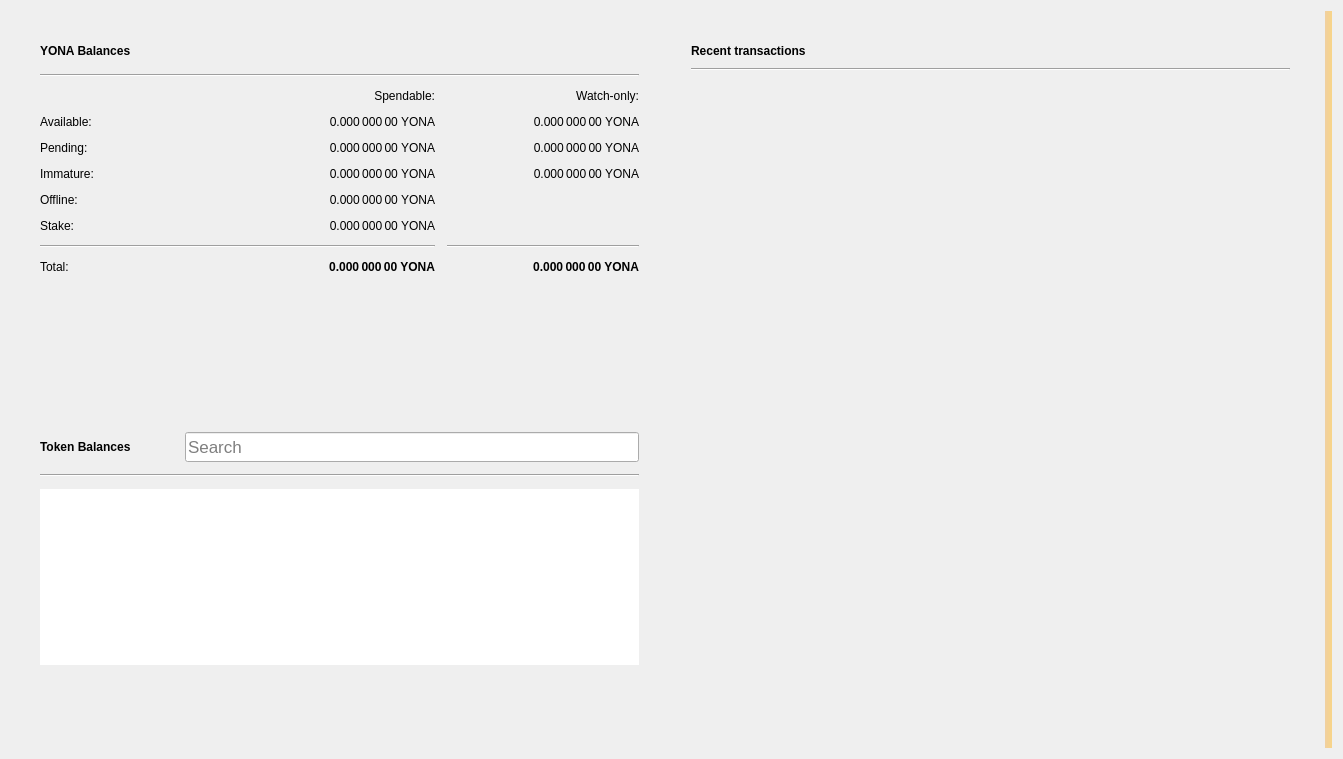
First picture: the form in src/qt/forms/overviewpage.ui, repository PaladeumBlockchain/Paladeum, before the edit.
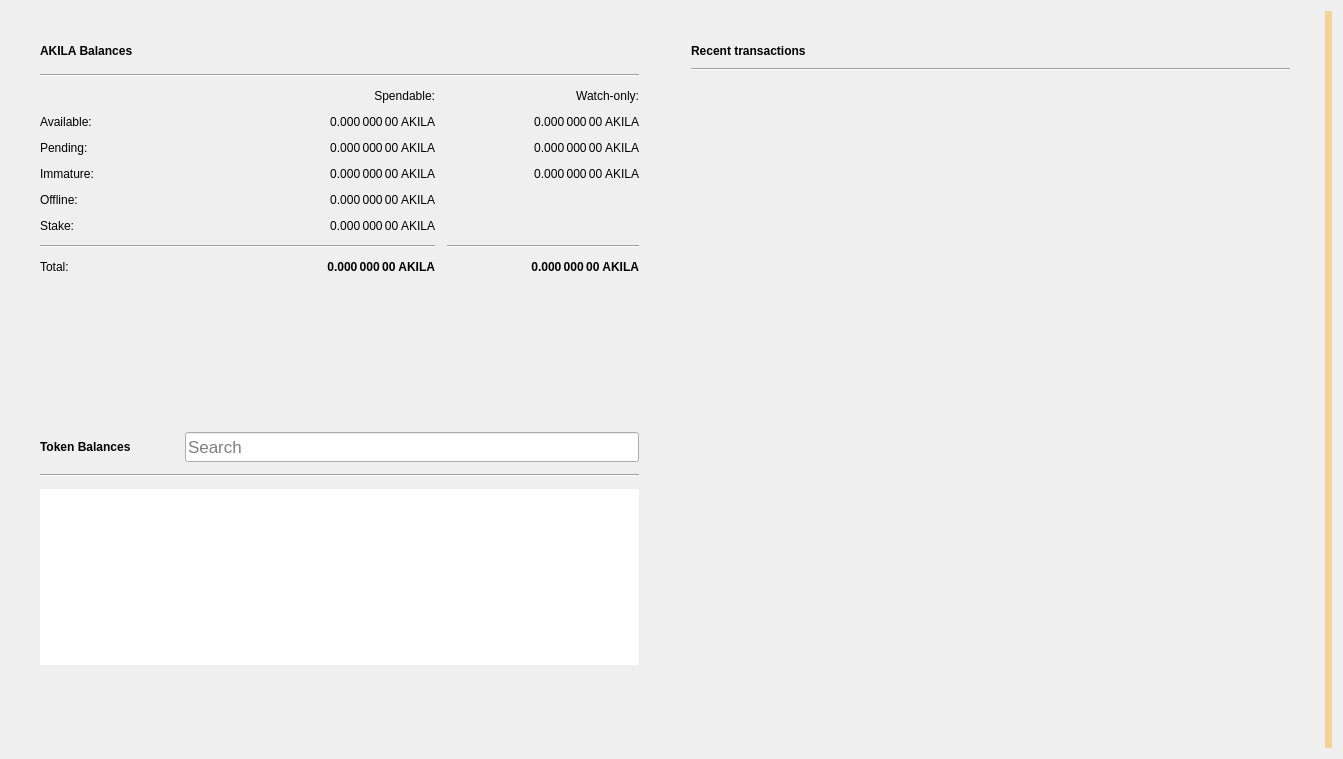
Second picture: the form after the edit. Icons and pictures are not drawn.

Commit message: Rename Yona -> Akila

```diff
--- a/src/qt/forms/overviewpage.ui
+++ b/src/qt/forms/overviewpage.ui
@@ -94,7 +94,7 @@
                  </font>
                 </property>
                 <property name="text">
-                 <string>YONA Balances</string>
+                 <string>AKILA Balances</string>
                 </property>
                </widget>
               </item>
@@ -173,7 +173,7 @@
                  <string>Total of transactions that have yet to be confirmed, and do not yet count toward the spendable balance</string>
                 </property>
                 <property name="text">
-                 <string notr="true">0.000 000 00 YONA</string>
+                 <string notr="true">0.000 000 00 AKILA</string>
                 </property>
                 <property name="alignment">
                  <set>Qt::AlignRight|Qt::AlignTrailing|Qt::AlignVCenter</set>
@@ -205,7 +205,7 @@
                  <string>Mined balance in watch-only addresses that has not yet matured</string>
                 </property>
                 <property name="text">
-                 <string notr="true">0.000 000 00 YONA</string>
+                 <string notr="true">0.000 000 00 AKILA</string>
                 </property>
                 <property name="alignment">
                  <set>Qt::AlignRight|Qt::AlignTrailing|Qt::AlignVCenter</set>
@@ -230,7 +230,7 @@
                  <string>Your current stake</string>
                 </property>
                 <property name="text">
-                 <string notr="true">0.000 000 00 YONA</string>
+                 <string notr="true">0.000 000 00 AKILA</string>
                 </property>
                 <property name="alignment">
                  <set>Qt::AlignRight|Qt::AlignTrailing|Qt::AlignVCenter</set>
@@ -272,7 +272,7 @@
                  <string>Your current spendable balance</string>
                 </property>
                 <property name="text">
-                 <string notr="true">0.000 000 00 YONA</string>
+                 <string notr="true">0.000 000 00 AKILA</string>
                 </property>
                 <property name="alignment">
                  <set>Qt::AlignRight|Qt::AlignTrailing|Qt::AlignVCenter</set>
@@ -285,7 +285,7 @@
               <item row="4" column="1">
                <widget class="QLabel" name="labelOffline">
                 <property name="text">
-                 <string>0.000 000 00 YONA</string>
+                 <string>0.000 000 00 AKILA</string>
                 </property>
                 <property name="alignment">
                  <set>Qt::AlignRight|Qt::AlignTrailing|Qt::AlignVCenter</set>
@@ -307,7 +307,7 @@
                  <string>Unconfirmed transactions to watch-only addresses</string>
                 </property>
                 <property name="text">
-                 <string notr="true">0.000 000 00 YONA</string>
+                 <string notr="true">0.000 000 00 AKILA</string>
                 </property>
                 <property name="alignment">
                  <set>Qt::AlignRight|Qt::AlignTrailing|Qt::AlignVCenter</set>
@@ -332,7 +332,7 @@
                  <string>Your current balance in watch-only addresses</string>
                 </property>
                 <property name="text">
-                 <string notr="true">0.000 000 00 YONA</string>
+                 <string notr="true">0.000 000 00 AKILA</string>
                 </property>
                 <property name="alignment">
                  <set>Qt::AlignRight|Qt::AlignTrailing|Qt::AlignVCenter</set>
@@ -407,7 +407,7 @@
                  <string>Mined balance that has not yet matured</string>
                 </property>
                 <property name="text">
-                 <string notr="true">0.000 000 00 YONA</string>
+                 <string notr="true">0.000 000 00 AKILA</string>
                 </property>
                 <property name="alignment">
                  <set>Qt::AlignRight|Qt::AlignTrailing|Qt::AlignVCenter</set>
@@ -432,7 +432,7 @@
                  <string>Your current total balance</string>
                 </property>
                 <property name="text">
-                 <string notr="true">0.000 000 00 YONA</string>
+                 <string notr="true">0.000 000 00 AKILA</string>
                 </property>
                 <property name="alignment">
                  <set>Qt::AlignRight|Qt::AlignTrailing|Qt::AlignVCenter</set>
@@ -471,7 +471,7 @@
                  <string>Current total balance in watch-only addresses</string>
                 </property>
                 <property name="text">
-                 <string notr="true">0.000 000 00 YONA</string>
+                 <string notr="true">0.000 000 00 AKILA</string>
                 </property>
                 <property name="alignment">
                  <set>Qt::AlignRight|Qt::AlignTrailing|Qt::AlignVCenter</set>
```
Left out of the diff: 8 changed lines with no effect on the pictures. The commit also changes 1092 other files.
